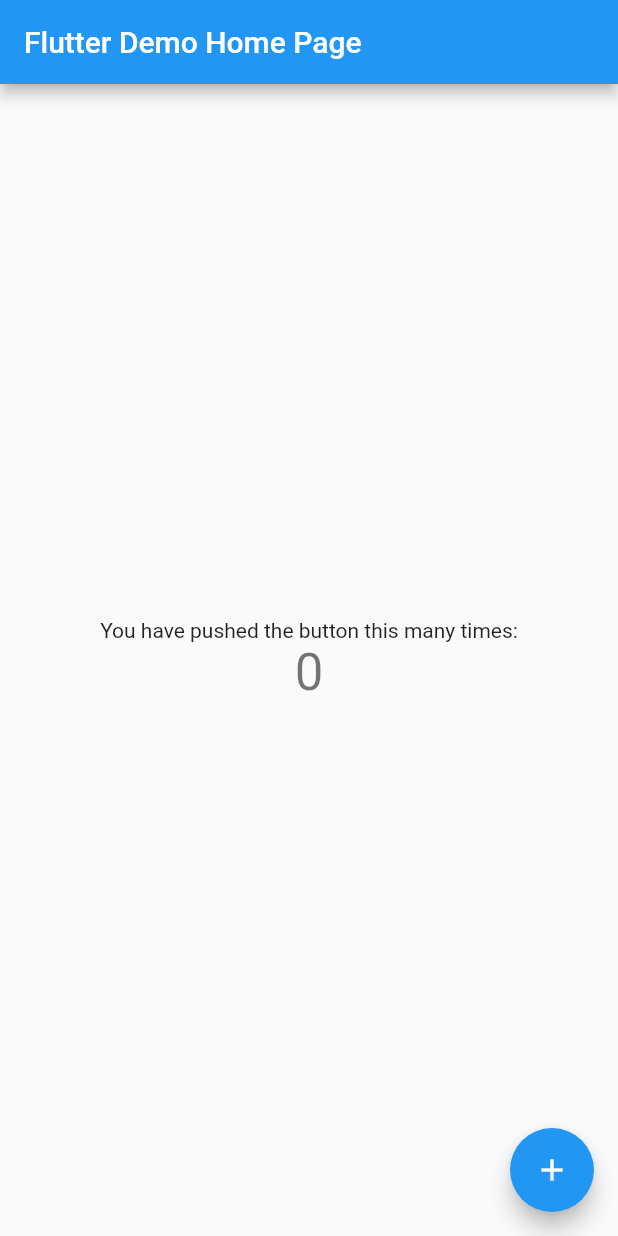
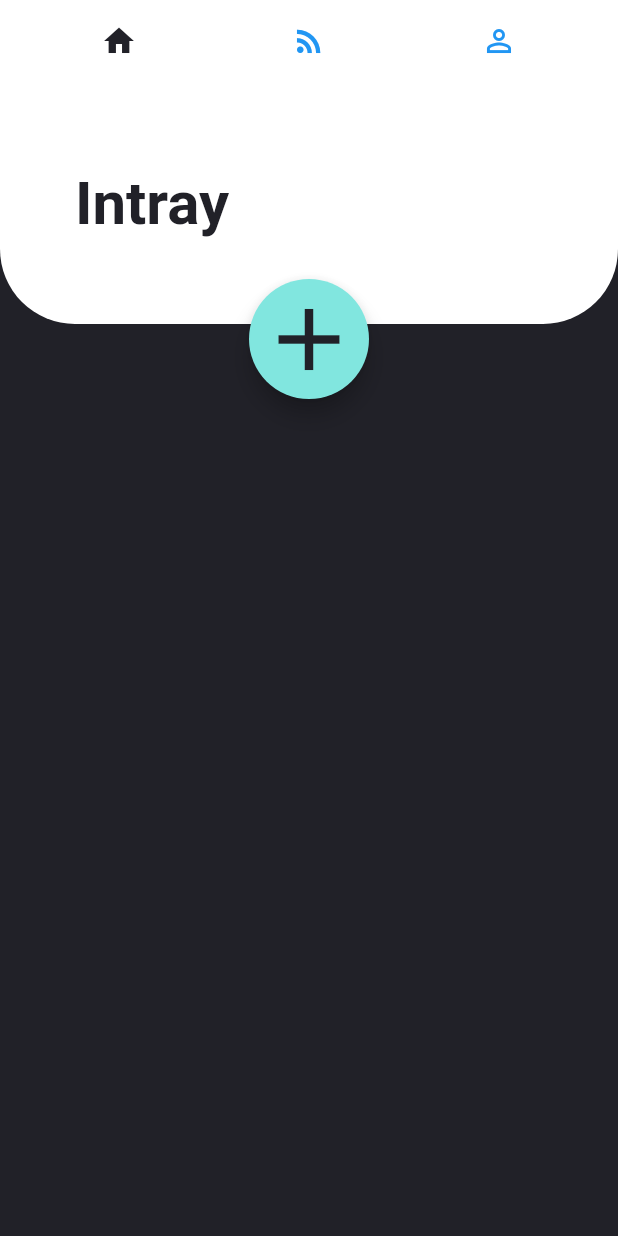
Before and after one commit to carolina-hirschheimer/ToDoApp, a Flutter app: the screen it shows after launch, on a phone screen of 412 x 824 dp. Run offline on Flutter 3.47's test engine with Material 2 defaults, Android fonts, the light colour scheme and no system bars; Roboto replaces fonts that are missing (Avenir).

Commit message:
Create intray top bar and button

```diff
--- a/App/todoapp/lib/main.dart
+++ b/App/todoapp/lib/main.dart
@@ -1,117 +1,109 @@
 import 'package:flutter/material.dart';
+import 'models/global.dart';
 
-void main() {
-  runApp(MyApp());
-}
+void main() => runApp(MyApp());
 
 class MyApp extends StatelessWidget {
-  // This widget is the root of your application.
   @override
   Widget build(BuildContext context) {
     return MaterialApp(
-      title: 'Flutter Demo',
+      title: 'Todo App',
       theme: ThemeData(
-        // This is the theme of your application.
-        //
-        // Try running your application with "flutter run". You'll see the
-        // application has a blue toolbar. Then, without quitting the app, try
-        // changing the primarySwatch below to Colors.green and then invoke
-        // "hot reload" (press "r" in the console where you ran "flutter run",
-        // or simply save your changes to "hot reload" in a Flutter IDE).
-        // Notice that the counter didn't reset back to zero; the application
-        // is not restarted.
-        primarySwatch: Colors.blue,
-        // This makes the visual density adapt to the platform that you run
-        // the app on. For desktop platforms, the controls will be smaller and
-        // closer together (more dense) than on mobile platforms.
-        visualDensity: VisualDensity.adaptivePlatformDensity,
+        primarySwatch: Colors.grey,
       ),
-      home: MyHomePage(title: 'Flutter Demo Home Page'),
+      home: MyHomePage(title: 'Todo app'),
     );
   }
 }
 
 class MyHomePage extends StatefulWidget {
-  MyHomePage({Key key, this.title}) : super(key: key);
-
-  // This widget is the home page of your application. It is stateful, meaning
-  // that it has a State object (defined below) that contains fields that affect
-  // how it looks.
-
-  // This class is the configuration for the state. It holds the values (in this
-  // case the title) provided by the parent (in this case the App widget) and
-  // used by the build method of the State. Fields in a Widget subclass are
-  // always marked "final".
-
+  MyHomePage({Key, key, this.title}): super(key:key);
   final String title;
-
   @override
   _MyHomePageState createState() => _MyHomePageState();
 }
 
 class _MyHomePageState extends State<MyHomePage> {
-  int _counter = 0;
-
-  void _incrementCounter() {
-    setState(() {
-      // This call to setState tells the Flutter framework that something has
-      // changed in this State, which causes it to rerun the build method below
-      // so that the display can reflect the updated values. If we changed
-      // _counter without calling setState(), then the build method would not be
-      // called again, and so nothing would appear to happen.
-      _counter++;
-    });
-  }
 
   @override
   Widget build(BuildContext context) {
-    // This method is rerun every time setState is called, for instance as done
-    // by the _incrementCounter method above.
-    //
-    // The Flutter framework has been optimized to make rerunning build methods
-    // fast, so that you can just rebuild anything that needs updating rather
-    // than having to individually change instances of widgets.
-    return Scaffold(
-      appBar: AppBar(
-        // Here we take the value from the MyHomePage object that was created by
-        // the App.build method, and use it to set our appbar title.
-        title: Text(widget.title),
-      ),
-      body: Center(
-        // Center is a layout widget. It takes a single child and positions it
-        // in the middle of the parent.
-        child: Column(
-          // Column is also a layout widget. It takes a list of children and
-          // arranges them vertically. By default, it sizes itself to fit its
-          // children horizontally, and tries to be as tall as its parent.
-          //
-          // Invoke "debug painting" (press "p" in the console, choose the
-          // "Toggle Debug Paint" action from the Flutter Inspector in Android
-          // Studio, or the "Toggle Debug Paint" command in Visual Studio Code)
-          // to see the wireframe for each widget.
-          //
-          // Column has various properties to control how it sizes itself and
-          // how it positions its children. Here we use mainAxisAlignment to
-          // center the children vertically; the main axis here is the vertical
-          // axis because Columns are vertical (the cross axis would be
-          // horizontal).
-          mainAxisAlignment: MainAxisAlignment.center,
-          children: <Widget>[
-            Text(
-              'You have pushed the button this many times:',
+    return MaterialApp(
+      color: Colors.yellow,
+      home: SafeArea(
+                child: DefaultTabController(
+          length: 3,
+          child: new Scaffold(
+            body: Stack(
+              children: <Widget> [
+                TabBarView(
+                children: [
+                  new Container(
+                    color: darkGreyColor,
+                  ),
+                  new Container(color: Colors.orange,),
+                  new Container(
+                    color: Colors.lightGreen,
+                  ),
+                ],
+              ),
+              Container(
+                padding: EdgeInsets.only(left:50),
+                height: 160,
+                decoration: BoxDecoration(
+                  borderRadius: BorderRadius.only(
+                      bottomLeft: Radius.circular(50),
+                      bottomRight: Radius.circular(50)
+                    ),
+                  color: Colors.white,
+                ),
+                child: Row(
+                  mainAxisAlignment: MainAxisAlignment.spaceBetween,
+                  children: <Widget> [
+                    Text("Intray", style: intrayTitleStyle,),
+                    Container()
+                  ],
+                ),
+              ),
+              Container(
+                height: 80,
+                width: 80,
+                margin: EdgeInsets.only(top:130, left:MediaQuery.of(context).size.width*0.5-40),
+                child: FloatingActionButton(
+                  child: Container(
+                    child:Icon(Icons.add, size:70, color: darkGreyColor,),
+                  ),
+                  backgroundColor: greenColor,
+                  onPressed: () {},
+                  ),
+              )
+              ]
             ),
-            Text(
-              '$_counter',
-              style: Theme.of(context).textTheme.headline4,
+            appBar: AppBar(
+              elevation: 0,
+                title: new TabBar(
+                tabs: [
+                  Tab(
+                    icon: new Icon(Icons.home),
+                  ),
+                  Tab(
+                    icon: new Icon(Icons.rss_feed),
+                  ),
+                  Tab(
+                    icon: new Icon(Icons.perm_identity),
+                  ),
+                ],
+                labelColor: darkGreyColor,
+                unselectedLabelColor: Colors.blue,
+                indicatorSize: TabBarIndicatorSize.label,
+                indicatorPadding: EdgeInsets.all(5.0),
+                indicatorColor: Colors.transparent,
+          ),
+          backgroundColor: Colors.white,
             ),
-          ],
+          backgroundColor: Colors.white,
+          ),
         ),
-      ),
-      floatingActionButton: FloatingActionButton(
-        onPressed: _incrementCounter,
-        tooltip: 'Increment',
-        child: Icon(Icons.add),
-      ), // This trailing comma makes auto-formatting nicer for build methods.
+      )
     );
   }
 }
--- /dev/null
+++ b/App/todoapp/lib/models/global.dart
@@ -0,0 +1,6 @@
+import 'package:flutter/material.dart';
+
+Color darkGreyColor = new Color(0xFF212128);
+Color greenColor = new Color(0xFF81E6DF);
+
+TextStyle intrayTitleStyle = new TextStyle(fontFamily: 'Avenir', fontWeight: FontWeight.bold, color: darkGreyColor, fontSize:40);
```
Also changed, not shown: 1 other file.
